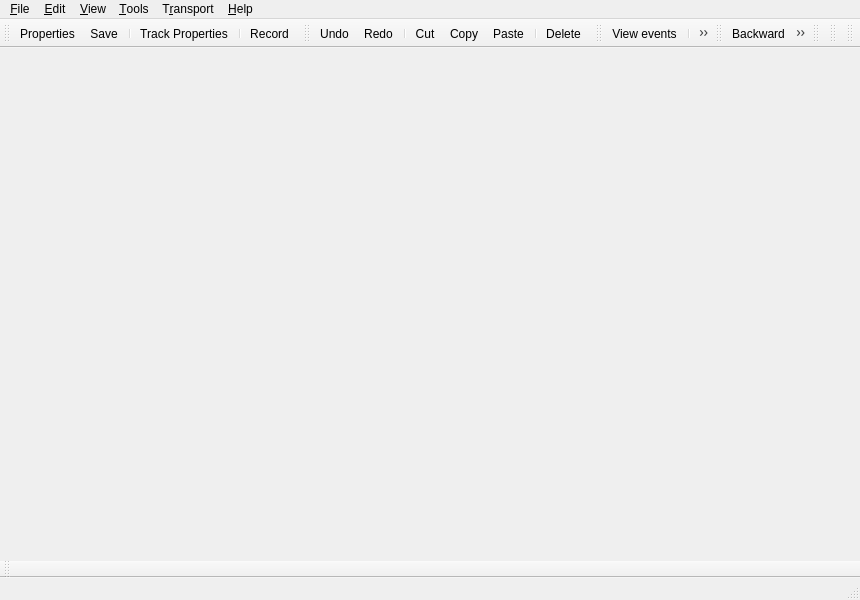
This is src/qtractorMidiEditorForm.ui in rncbc/qtractor as Qt 5 draws it before an edit. The edited form follows.
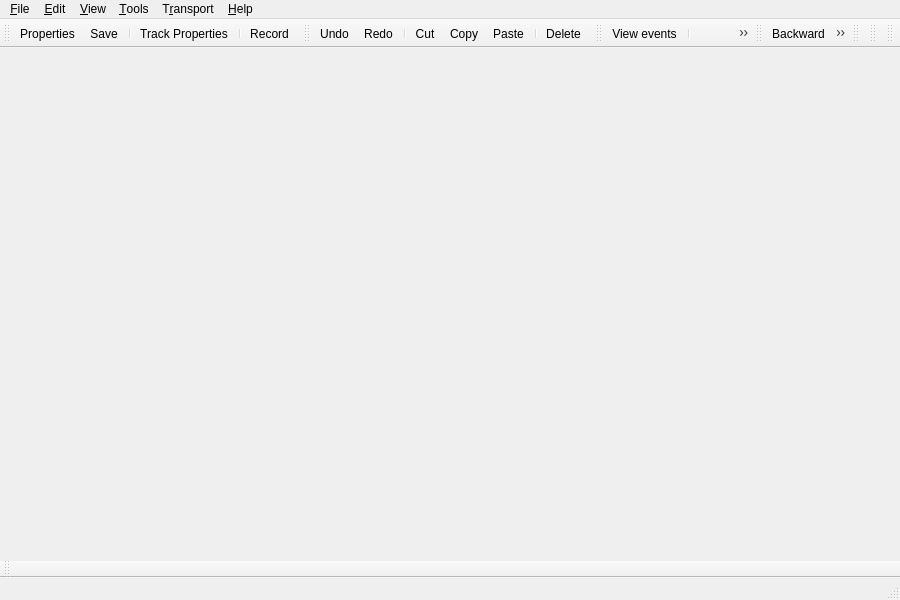
This is the edited form. Icons and pictures are not drawn.

Diff of the .ui file:
```diff
--- a/src/qtractorMidiEditorForm.ui
+++ b/src/qtractorMidiEditorForm.ui
@@ -26,7 +26,7 @@
    <rect>
     <x>0</x>
     <y>0</y>
-    <width>860</width>
+    <width>900</width>
     <height>600</height>
    </rect>
   </property>
```
Left out of the diff: 8 changed lines with no effect on the pictures.
